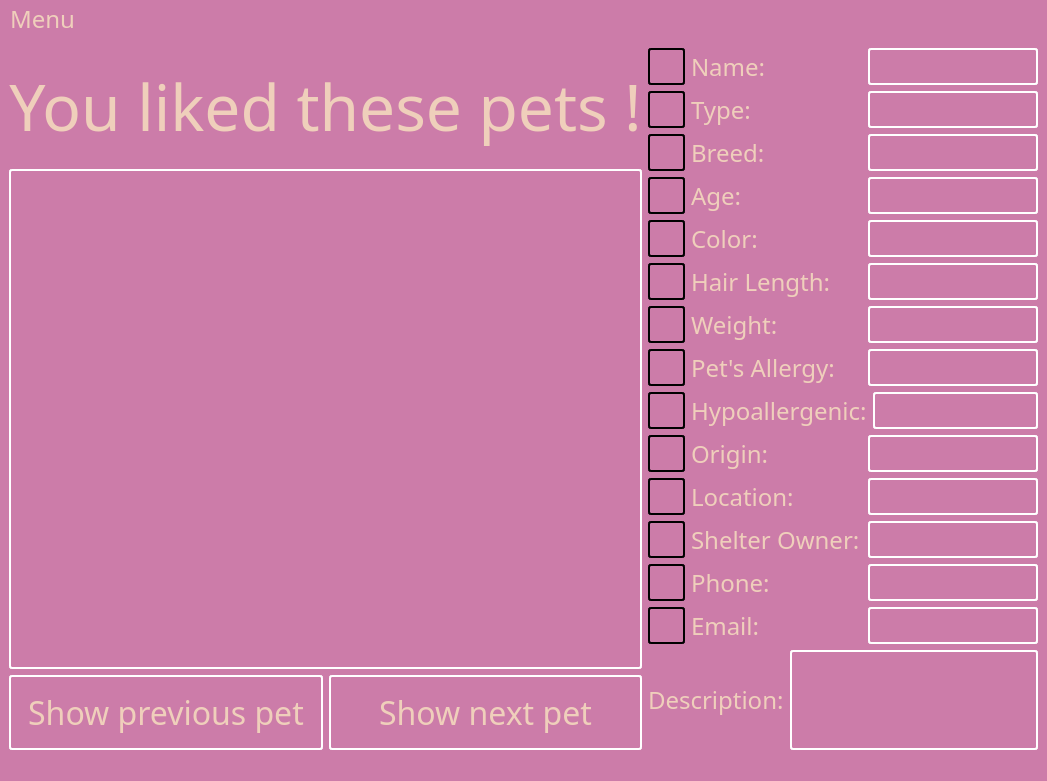
First picture: the form in breadnbutter/gui/petliked.ui, repository jacksodl23/cs-205-pet-adoption, before the edit.
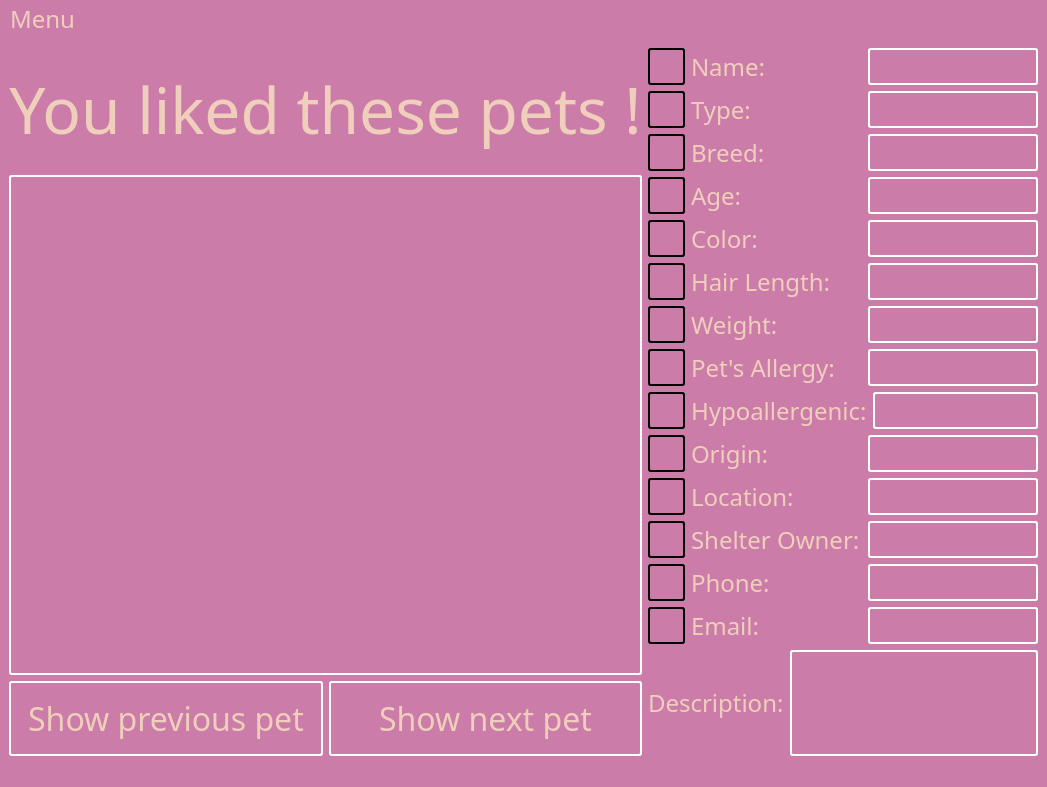
Second picture: the form after the edit.

The edit to the form file:
```diff
--- a/breadnbutter/gui/petliked.ui
+++ b/breadnbutter/gui/petliked.ui
@@ -7,7 +7,7 @@
     <x>0</x>
     <y>0</y>
     <width>1047</width>
-    <height>781</height>
+    <height>787</height>
    </rect>
   </property>
   <property name="palette">
@@ -148,15 +148,6 @@
        </color>
       </brush>
      </colorrole>
-     <colorrole role="PlaceholderText">
-      <brush brushstyle="NoBrush">
-       <color alpha="128">
-        <red>239</red>
-        <green>207</green>
-        <blue>187</blue>
-       </color>
-      </brush>
-     </colorrole>
     </active>
     <inactive>
      <colorrole role="WindowText">
@@ -294,15 +285,6 @@
        </color>
       </brush>
      </colorrole>
-     <colorrole role="PlaceholderText">
-      <brush brushstyle="NoBrush">
-       <color alpha="128">
-        <red>239</red>
-        <green>207</green>
-        <blue>187</blue>
-       </color>
-      </brush>
-     </colorrole>
     </inactive>
     <disabled>
      <colorrole role="WindowText">
@@ -440,15 +422,6 @@
        </color>
       </brush>
      </colorrole>
-     <colorrole role="PlaceholderText">
-      <brush brushstyle="NoBrush">
-       <color alpha="128">
-        <red>239</red>
-        <green>207</green>
-        <blue>187</blue>
-       </color>
-      </brush>
-     </colorrole>
     </disabled>
    </palette>
   </property>
```
Left out of the diff: 8 changed lines with no effect on the pictures.
